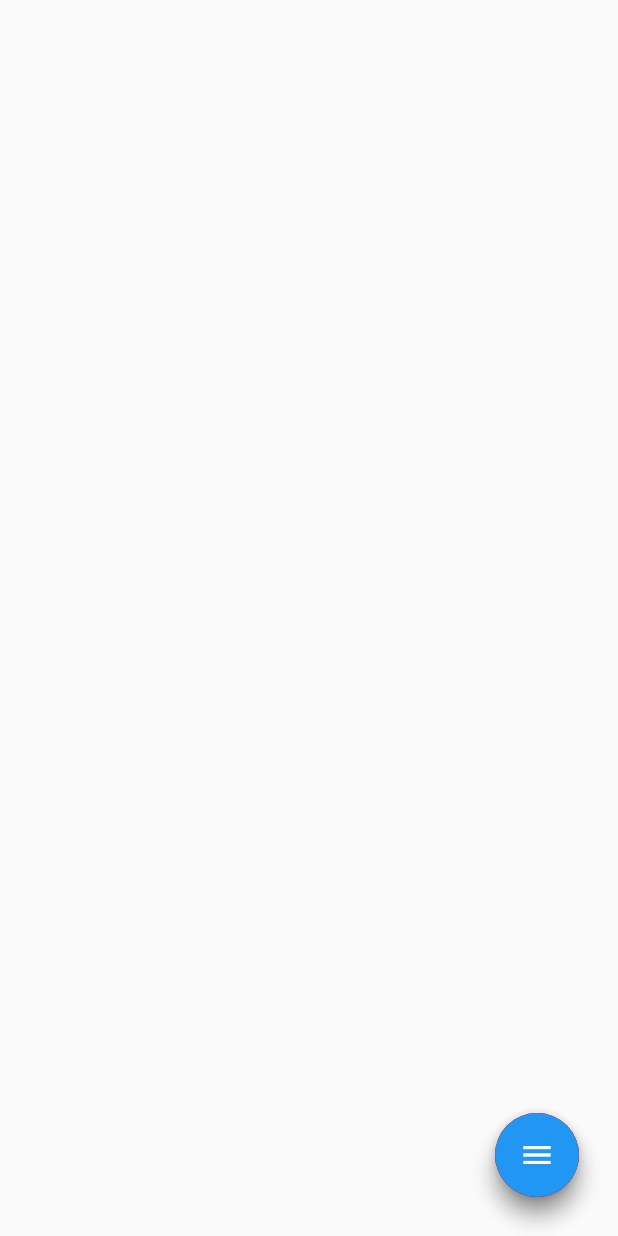
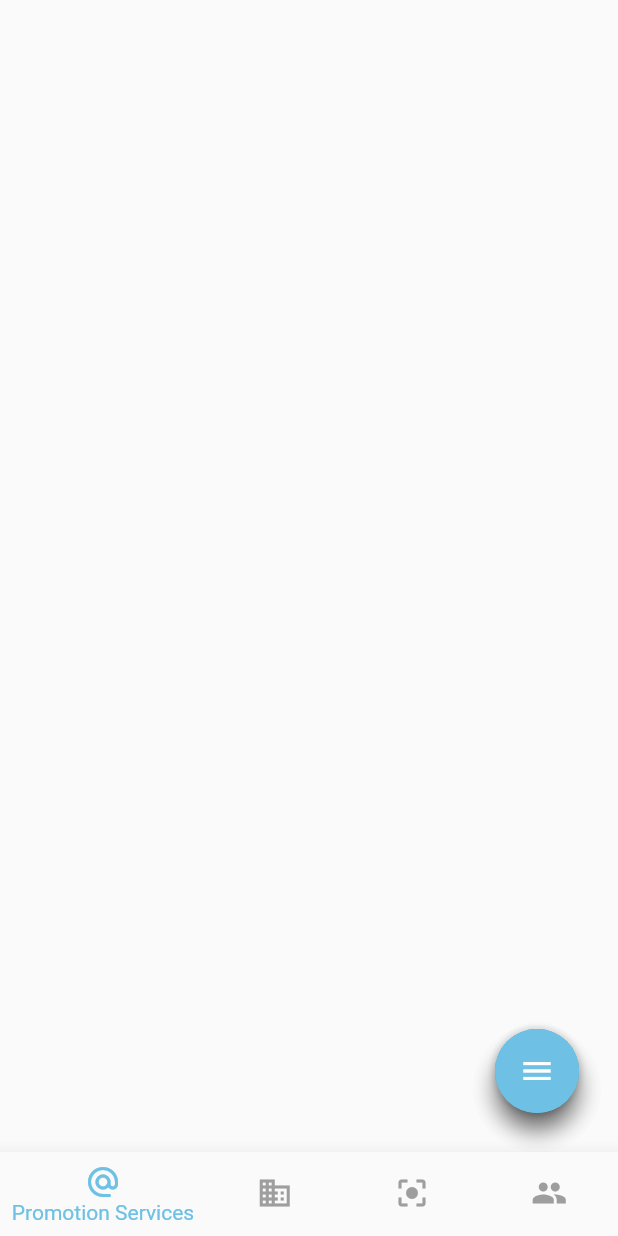
Before and after one commit to Bahaaib/BizztApp, a Flutter app: the screen it shows after launch, on a phone screen of 412 x 824 dp. Run offline on Flutter 3.47's test engine with Material 2 defaults, Android fonts, the phone set to English and light mode, and no system bars.

Commit message:
added bottom nav bar

```diff
--- /dev/null
+++ b/lib/shared_widgets/bottom_bar.dart
@@ -0,0 +1,69 @@
+import 'package:flutter/material.dart';
+
+// ignore: must_be_immutable
+class BottomNavBar extends StatefulWidget {
+  BottomNavBar(Function onItemTapped) {
+    this._onItemTapped = onItemTapped;
+  }
+
+  Function _onItemTapped;
+
+  @override
+  BottomNavBarState createState() => BottomNavBarState(_onItemTapped);
+}
+
+class BottomNavBarState extends State<BottomNavBar> {
+  BottomNavBarState(Function onItemTapped) {
+    this._onItemTapped = onItemTapped;
+  }
+
+  int _currentIndex = 0;
+  Function _onItemTapped;
+  final int _primaryColor = 0xff6ec1e4;
+
+  @override
+  Widget build(BuildContext context) {
+    return BottomNavigationBar(
+      items: <BottomNavigationBarItem>[
+        BottomNavigationBarItem(
+            icon: Icon(
+              Icons.alternate_email,
+            ),
+            title: Text(
+              'Promotion Services',
+            )),
+        BottomNavigationBarItem(
+            icon: Icon(
+              Icons.business,
+            ),
+            title: Text(
+              'Buisness Services',
+            )),
+        BottomNavigationBarItem(
+            icon: Icon(
+              Icons.center_focus_strong,
+            ),
+            title: Text(
+              'Advantages',
+            )),
+        BottomNavigationBarItem(
+            icon: Icon(
+              Icons.people,
+            ),
+            title: Text(
+              'Our Customers',
+            ))
+      ],
+      currentIndex: _currentIndex,
+      onTap: (index) {
+        _onItemTapped(index);
+        setState(() {
+          _currentIndex = index;
+        });
+      },
+      selectedItemColor: Color(_primaryColor),
+      unselectedItemColor: Colors.grey,
+      elevation: 10.0,
+    );
+  }
+}
--- a/lib/shared_widgets/fab_menu.dart
+++ b/lib/shared_widgets/fab_menu.dart
@@ -235,7 +235,7 @@ class _CenterFabState extends State<CenterFab> {
         // Center Menu
         secondChild: Padding(
             padding: EdgeInsets.only(bottom: 10.0, right: 10.0),
-            child: FloatingActionButton(
+            child: FloatingActionButton(backgroundColor: Color(0xff6ec1e4),
                 highlightElevation: 0,
                 elevation: 0,
                 onPressed: changeState,
```
Also changed, not shown: lib/home_page/home_page_view.dart (+23 -3 lines).
